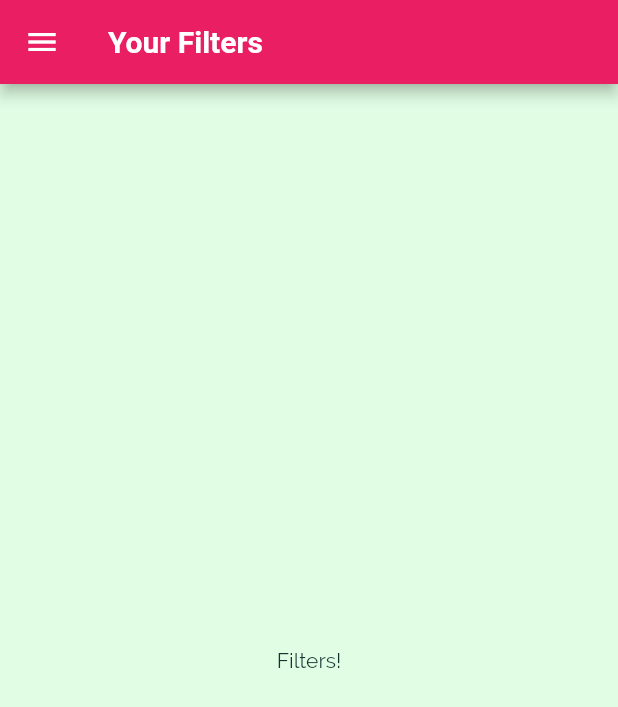
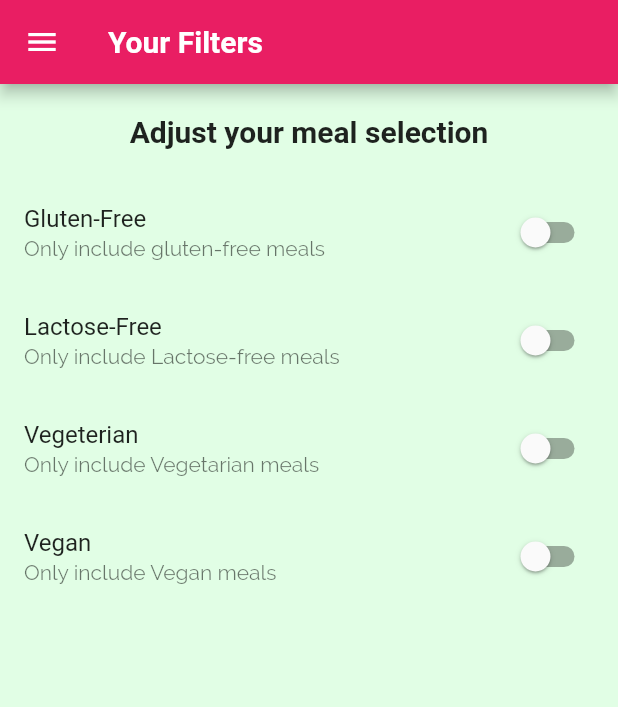
Before and after one commit to Erakotya/Dart_Projects, a Flutter app: the FilterScreen screen opened by its route, on a phone screen of 412 x 824 dp. Shown: the top 707 px of the screen. Run offline on Flutter 3.47's test engine with Material 2 defaults, Android fonts, the phone set to English and light mode, and no system bars; Roboto replaces fonts that are missing (RobotoCondensed).

Commit message:
fiters page non wired

```diff
--- a/meals_app/lib/screens/filters.dart
+++ b/meals_app/lib/screens/filters.dart
@@ -1,15 +1,79 @@
 import 'package:flutter/material.dart';
 import '../widgets/main_drawer.dart';
 
-class FilterScreen extends StatelessWidget {
+class FilterScreen extends StatefulWidget {
   static const routeName = '/filters';
+
+  @override
+  _FilterScreenState createState() => _FilterScreenState();
+}
+
+class _FilterScreenState extends State<FilterScreen> {
+  bool _glutenFree = false;
+  bool _vegetarian = false;
+  bool _vegan = false;
+  bool _lactoseFree = false;
+
+  Widget _buildSwitchListTile(String title, String description,
+      bool currentValue, Function updateValue) {
+    return SwitchListTile(
+      title: Text(title),
+      value: currentValue,
+      subtitle: Text(description),
+      onChanged: updateValue,
+    );
+  }
 
   @override
   Widget build(BuildContext context) {
     return Scaffold(
       appBar: AppBar(title: Text('Your Filters')),
-      body: Center(child: Text('Filters!')),
-      drawer: MainDrawer(),//commenting this out wont allow user to go back (useful when doing logins)
+      body: Column(
+        children: <Widget>[
+          Container(
+            padding: EdgeInsets.all(20),
+            child: Text(
+              "Adjust your meal selection",
+              style: Theme.of(context).textTheme.title,
+            ),
+          ),
+          Expanded(
+            child: ListView(
+              children: <Widget>[
+                _buildSwitchListTile('Gluten-Free',
+                    'Only include gluten-free meals', _glutenFree, (newValue) {
+                  setState(() {
+                    _glutenFree = newValue;
+                  });
+                }),
+                _buildSwitchListTile(
+                    'Lactose-Free',
+                    'Only include Lactose-free meals',
+                    _lactoseFree, (newValue) {
+                  setState(() {
+                    _lactoseFree = newValue;
+                  });
+                }),
+                _buildSwitchListTile(
+                    'Vegeterian', 'Only include Vegetarian meals', _vegetarian,
+                    (newValue) {
+                  setState(() {
+                    _vegetarian = newValue;
+                  });
+                }),
+                _buildSwitchListTile(
+                    'Vegan', 'Only include Vegan meals', _vegan, (newValue) {
+                  setState(() {
+                    _vegan = newValue;
+                  });
+                }),
+              ],
+            ),
+          )
+        ],
+      ),
+      drawer:
+          MainDrawer(), //commenting this out wont allow user to go back (useful when doing logins)
     );
   }
 }
```
